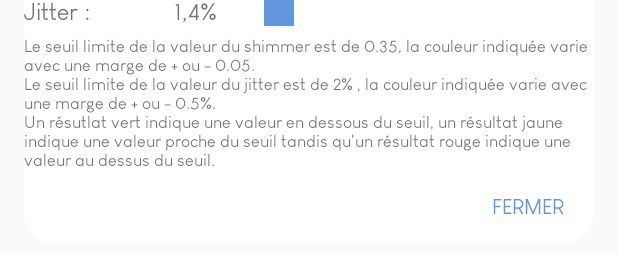
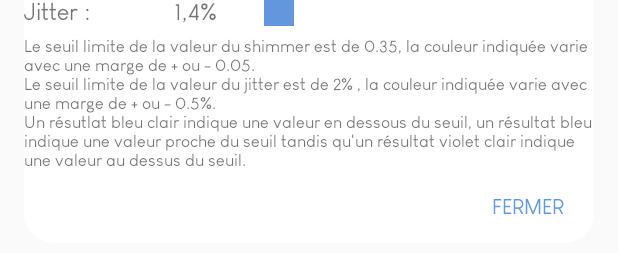
Before and after one commit to Romuald-Duret/prd_final, an Android app: the layout custom_dialog_info.xml on its own in the app's theme, with its tools: preview values and no code run, on a phone screen of 412 x 824 dp. Shown: the part 171-424 px from the top of the screen. Run offline under Robolectric (Android 15) with nearby library versions, the phone set to English and light mode, and no system bars.

Commit message:
Version finale

```diff
--- a/app/src/main/java/fr/polytech/larynxapp/controller/splash/SplashScreen.java
+++ b/app/src/main/java/fr/polytech/larynxapp/controller/splash/SplashScreen.java
@@ -68,6 +68,7 @@ public class SplashScreen extends AppCompatActivity {
                 finish();
             }
         }, 3500);
+
     }
 
 }
--- a/app/src/main/res/layout/custom_dialog_info.xml
+++ b/app/src/main/res/layout/custom_dialog_info.xml
@@ -119,7 +119,7 @@
         android:layout_height="wrap_content"
         android:gravity="center_vertical"
         android:textSize="11sp"
-        android:text="Le seuil limite de la valeur du shimmer est de 0.35, la couleur indiquée varie avec une marge de + ou - 0.05.\nLe seuil limite de la valeur du jitter est de 2% , la couleur indiquée varie avec une marge de + ou - 0.5%.\nUn résutlat vert indique une valeur en dessous du seuil, un résultat jaune indique une valeur proche du seuil tandis qu'un résultat rouge indique une valeur au dessus du seuil."
+        android:text="Le seuil limite de la valeur du shimmer est de 0.35, la couleur indiquée varie avec une marge de + ou - 0.05.\nLe seuil limite de la valeur du jitter est de 2% , la couleur indiquée varie avec une marge de + ou - 0.5%.\nUn résutlat bleu clair indique une valeur en dessous du seuil, un résultat bleu indique une valeur proche du seuil tandis qu'un résultat violet clair indique une valeur au dessus du seuil."
 />
 
 
```
Also changed, not shown: app/src/main/java/fr/polytech/larynxapp/controller/DialogHint/DialogHint.java (+21 -0 lines), app/src/main/java/fr/polytech/larynxapp/controller/history/ListAdapter.java (+6 -6 lines), app/src/main/res/layout/fragment_jitter.xml (+2 -12 lines), 394 other files.
